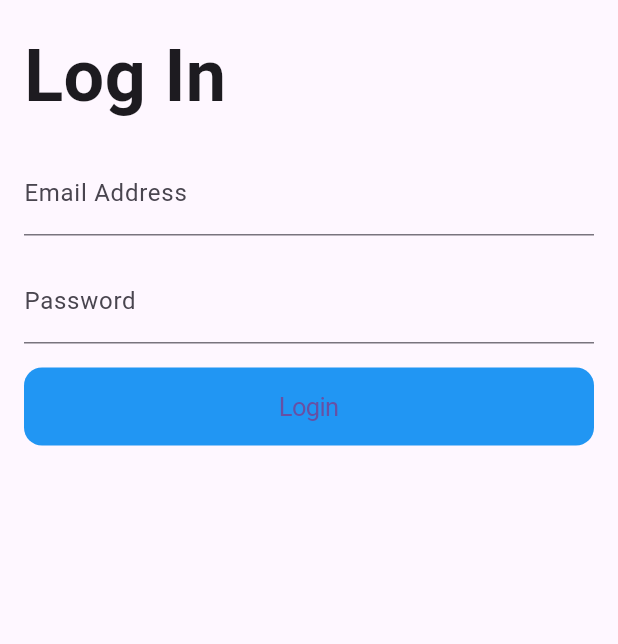
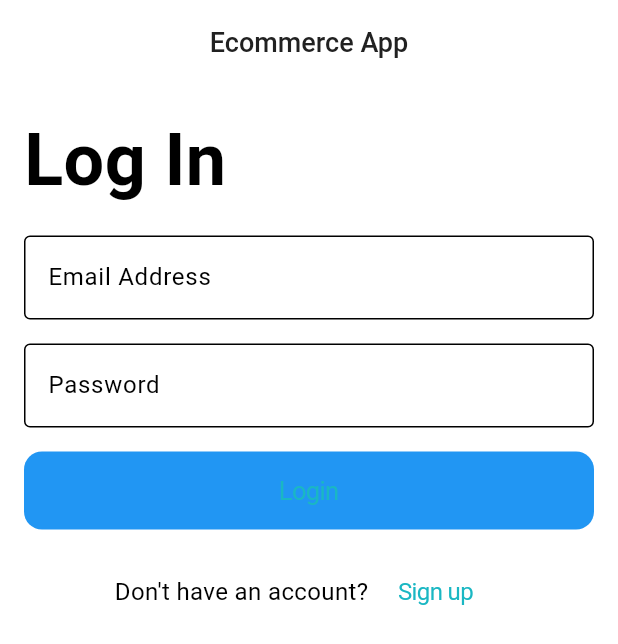
Before and after one commit to AzamHasnat/Ecommerce_Flutter, a Flutter app: the screen it shows after launch, on a phone screen of 412 x 824 dp. Shown: the top 644 px of the screen. Run offline on Flutter 3.47's test engine with Material 3 defaults, Android fonts, the phone set to English and light mode, and no system bars; our stand-ins replace dio, pretty_dio_logger.

Commit message:
Create ui in dart and work on custom theme

```diff
--- /dev/null
+++ b/lib/core/ui.dart
@@ -0,0 +1,24 @@
+import 'package:flutter/material.dart';
+
+class AppColors {
+  static Color accent = const Color(0xff1ab7c3);
+  static Color text = const Color(0xff212121);
+  static Color textLight = const Color(0xff8a8a8a);
+  static Color white = const Color(0xffffffff);
+}
+
+class Themes {
+  static ThemeData defaultTheme = ThemeData(
+    brightness: Brightness.light, // for dark theme Brightness.dark
+    scaffoldBackgroundColor: AppColors.white,
+    appBarTheme: AppBarTheme(
+      elevation: 0,
+      backgroundColor: AppColors.white,
+      iconTheme: IconThemeData(color: AppColors.text),
+      titleTextStyle: TextStyle(
+          fontSize: 18, fontWeight: FontWeight.w500, color: AppColors.text),
+    ),
+    colorScheme: ColorScheme.light(
+        primary: AppColors.accent, secondary: AppColors.accent),
+  );
+}
--- a/lib/main.dart
+++ b/lib/main.dart
@@ -1,4 +1,5 @@
 import 'package:ecommerce_flutter/core/routes.dart';
+import 'package:ecommerce_flutter/core/ui.dart';
 import 'package:ecommerce_flutter/presentation/screens/auth/login_screen.dart';
 import 'package:flutter/material.dart';
 
@@ -12,7 +13,8 @@ class MyApp extends StatelessWidget {
   // This widget is the root of your application.
   @override
   Widget build(BuildContext context) {
-    return const MaterialApp(
+    return MaterialApp(
+      theme: Themes.defaultTheme,
       debugShowCheckedModeBanner: false,
       onGenerateRoute: Routes.onGeneratedRoute,
       initialRoute: LoginScreen.routeName,
--- a/lib/presentation/screens/auth/login_screen.dart
+++ b/lib/presentation/screens/auth/login_screen.dart
@@ -17,6 +17,13 @@ class _LoginScreenState extends State<LoginScreen> {
   @override
   Widget build(BuildContext context) {
     return Scaffold(
+      appBar: AppBar(
+        centerTitle: true,
+        elevation: 0,
+        title: const Text(
+          "Ecommerce App",
+        ),
+      ),
       body: SafeArea(
           child: ListView(
         padding: EdgeInsets.all(16),
@@ -25,33 +32,40 @@ class _LoginScreenState extends State<LoginScreen> {
             "Log In",
             style: TextStyle(fontSize: 48, fontWeight: FontWeight.bold),
           ),
-
           const SizedBox(height: 16),
           TextFormField(
             controller: emailController,
-            decoration: const InputDecoration(labelText: "Email Address"),
+
+            decoration: const InputDecoration(labelText: "Email Address",border: OutlineInputBorder()),
           ),
-
           const SizedBox(height: 16),
           TextFormField(
             obscureText: true,
             controller: passwordController,
-            decoration: const InputDecoration(labelText: "Password"),
+            decoration: const InputDecoration(labelText: "Password",border: OutlineInputBorder()),
           ),
-
           const SizedBox(height: 16),
           CupertinoButton(
             child: const Text("Login"),
             onPressed: () {},
             color: Colors.blue[500],
           ),
-
-           const SizedBox(height: 16),
-           Row(
+          const SizedBox(height: 16),
+          Row(
+            mainAxisAlignment: MainAxisAlignment.center,
             children: [
-              Text("")
+              Text(
+                "Don't have an account?",
+                style: TextStyle(fontSize: 16),
+              ),
+              CupertinoButton(
+                  child: const Text(
+                    "Sign up",
+                    style: TextStyle(fontSize: 16),
+                  ),
+                  onPressed: () {})
             ],
-           )
+          )
         ],
       )),
     );
```
